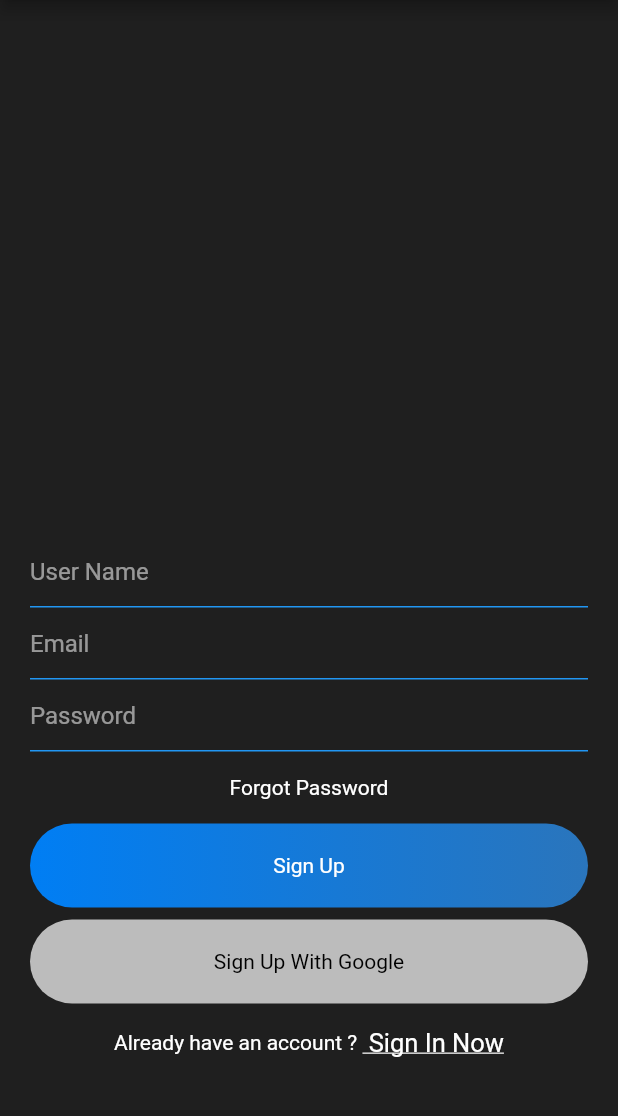
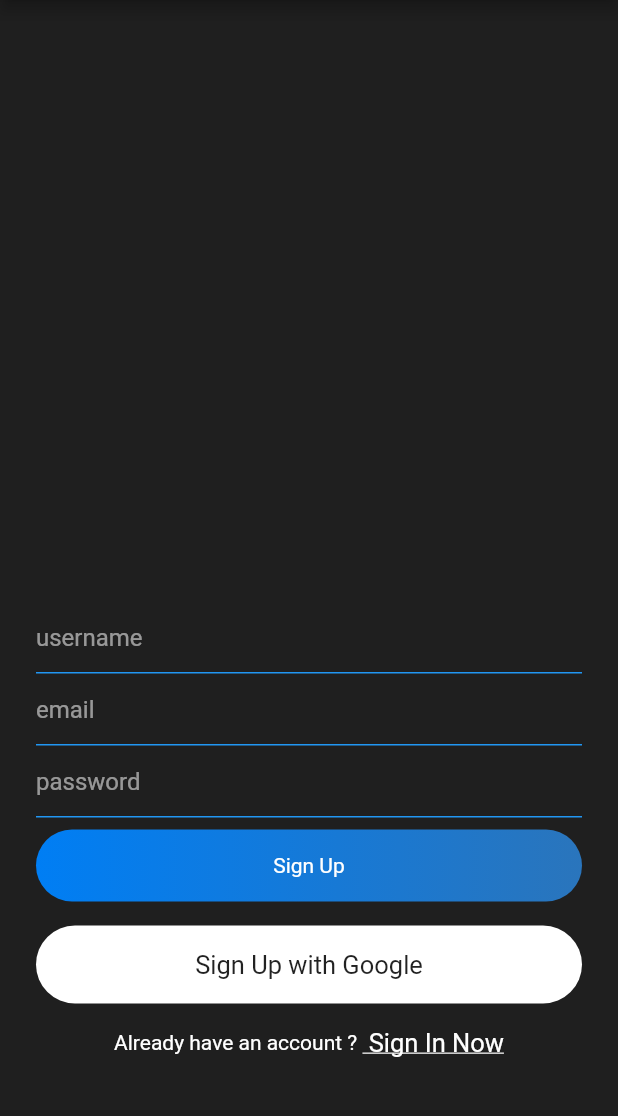
Before and after one commit to robinGiri/ChitCHAT_Flutter, a Flutter app: the screen it shows after launch, after a tap on "Sign In", after a tap on "Register now", on a phone screen of 412 x 824 dp, the part 84-1200 px from its top. Run offline on Flutter 3.47's test engine with Material 2 defaults, Android fonts, the phone set to English and light mode, and no system bars; our stand-ins replace cloud_firestore, firebase_auth, shared_preferences; accounts and stored records are empty.

Commit message:
refactor sign in and sign up

```diff
--- a/lib/views/login.dart
+++ b/lib/views/login.dart
@@ -1,7 +1,9 @@
 import 'package:chatApp/helper/helperFunction.dart';
-import 'package:chatApp/modal/database.dart';
+import 'package:chatApp/helper/thame.dart';
+import 'package:chatApp/services/database.dart';
 import 'package:chatApp/services/auth.dart';
 import 'package:chatApp/views/chatRoom.dart';
+import 'package:chatApp/views/forgetPassword.dart';
 import 'package:cloud_firestore/cloud_firestore.dart';
 import 'package:flutter/material.dart';
 import 'package:chatApp/widget/widget.dart';
@@ -18,34 +20,36 @@ class _LoginState extends State<Login> {
   bool isLoading = false;
   AuthMethods authMethods = new AuthMethods();
   Database database = new Database();
-  QuerySnapshot userInfoSnapshot;
-
   TextEditingController emailTEC = new TextEditingController();
   TextEditingController passwordTEC = new TextEditingController();
   final formKey = GlobalKey<FormState>();
 
-  signIn() {
+  signIn() async {
     if (formKey.currentState.validate()) {
       setState(() {
         isLoading = true;
       });
 
-      database.getUserByEmail(emailTEC.text).then((val) {
-        userInfoSnapshot = val;
-        HelperFunction.saveEmail(userInfoSnapshot.documents[0].data["name"]);
+      await authMethods
+          .signInWithEmail(emailTEC.text, passwordTEC.text)
+          .then((result) async {
+        if (result != null) {
+          QuerySnapshot userInfoSnapshot =
+              await database.getUserByEmail(emailTEC.text);
+
+          HelperFunction.saveLoggedInUser(true);
+          HelperFunction.saveUserName(
+              userInfoSnapshot.documents[0].data["userName"]);
+          HelperFunction.saveEmail(
+              userInfoSnapshot.documents[0].data["userEmail"]);
+
+          Navigator.pushReplacement(
+              context, MaterialPageRoute(builder: (context) => ChatRoom()));
+        } else {
+          setState(() {
+            isLoading = false;
+            //show snackbar
           });
-
-      authMethods
-          .signInWithEmail(emailTEC.text, passwordTEC.text)
-          .then((value) {
-        if (value != null) {
-          HelperFunction.saveLoggedInUser(true);
-          Navigator.pushReplacement(
-            context,
-            MaterialPageRoute(
-              builder: (context) => ChatRoom(),
-            ),
-          );
         }
       });
     }
@@ -55,13 +59,15 @@ class _LoginState extends State<Login> {
   Widget build(BuildContext context) {
     return Scaffold(
       appBar: appBarMain(context),
-      body: Container(
-        alignment: Alignment.bottomCenter,
-        child: Container(
-          padding: EdgeInsets.symmetric(horizontal: 20),
+      body: isLoading
+          ? Container(
+              child: Center(child: CircularProgressIndicator()),
+            )
+          : Container(
+              padding: EdgeInsets.symmetric(horizontal: 24),
               child: Column(
-            mainAxisSize: MainAxisSize.min,
                 children: [
+                  Spacer(),
                   Form(
                     key: formKey,
                     child: Column(
@@ -77,82 +83,108 @@ class _LoginState extends State<Login> {
                           },
                           controller: emailTEC,
                           style: simpleTextStyle(),
-                      decoration: textFieldInputDecoration('Email'),
+                          decoration: textFieldInputDecoration("email"),
                         ),
                         TextFormField(
                           obscureText: true,
                           validator: (val) {
-                        return val.isEmpty || val.length < 6
-                            ? "Please Enter Password Greater Than 6 Length"
-                            : null;
+                            return val.length > 6
+                                ? null
+                                : "Enter Password 6+ characters";
                           },
+                          style: simpleTextStyle(),
                           controller: passwordTEC,
-                      style: simpleTextStyle(),
-                      decoration: textFieldInputDecoration('Password'),
+                          decoration: textFieldInputDecoration("password"),
                         ),
                       ],
                     ),
                   ),
-              SizedBox(height: 8),
-              Container(
-                padding: EdgeInsets.symmetric(horizontal: 16, vertical: 8),
-                child: Text('Forgot Password', style: simpleTextStyle()),
+                  SizedBox(
+                    height: 16,
                   ),
-              SizedBox(height: 8),
+                  Row(
+                    mainAxisAlignment: MainAxisAlignment.end,
+                    children: [
+                      GestureDetector(
+                        onTap: () {
+                          Navigator.push(
+                              context,
+                              MaterialPageRoute(
+                                  builder: (context) => ForgotPassword()));
+                        },
+                        child: Container(
+                            padding: EdgeInsets.symmetric(
+                                horizontal: 16, vertical: 8),
+                            child: Text(
+                              "Forgot Password?",
+                              style: simpleTextStyle(),
+                            )),
+                      )
+                    ],
+                  ),
+                  SizedBox(height: 16),
                   GestureDetector(
                     onTap: () {
                       signIn();
                     },
                     child: Container(
-                  alignment: Alignment.center,
+                      padding: EdgeInsets.symmetric(vertical: 16),
+                      decoration: BoxDecoration(
+                          borderRadius: BorderRadius.circular(30),
+                          gradient: LinearGradient(
+                            colors: [
+                              const Color(0xff007EF4),
+                              const Color(0xff2A75BC)
+                            ],
+                          )),
                       width: MediaQuery.of(context).size.width,
-                  padding: EdgeInsets.symmetric(vertical: 20),
-                  decoration: BoxDecoration(
-                      gradient: LinearGradient(colors: [
-                        const Color(0xff007ef4),
-                        const Color(0xff2A75BC)
-                      ]),
-                      borderRadius: BorderRadius.circular(30)),
-                  child: Text('Sign In', style: simpleTextStyle()),
-                ),
-              ),
-              SizedBox(height: 8),
-              Container(
-                alignment: Alignment.center,
-                width: MediaQuery.of(context).size.width,
-                padding: EdgeInsets.symmetric(vertical: 20),
-                decoration: BoxDecoration(
-                    color: Colors.white70,
-                    borderRadius: BorderRadius.circular(30)),
                       child: Text(
-                  'Sign In With Google',
-                  style: TextStyle(
-                    color: Colors.black,
+                        "Sign In",
+                        style: simpleTextStyle(),
+                        textAlign: TextAlign.center,
                       ),
                     ),
                   ),
-              SizedBox(height: 8),
-              Row(mainAxisAlignment: MainAxisAlignment.center, children: [
-                Text("Don't have an account ? ", style: simpleTextStyle()),
+                  SizedBox(height: 16),
+                  Container(
+                    padding: EdgeInsets.symmetric(vertical: 16),
+                    decoration: BoxDecoration(
+                        borderRadius: BorderRadius.circular(30),
+                        color: Colors.white),
+                    width: MediaQuery.of(context).size.width,
+                    child: Text(
+                      "Sign In with Google",
+                      style:
+                          TextStyle(fontSize: 17, color: CustomTheme.textColor),
+                      textAlign: TextAlign.center,
+                    ),
+                  ),
+                  SizedBox(
+                    height: 16,
+                  ),
+                  Row(
+                    mainAxisAlignment: MainAxisAlignment.center,
+                    children: [
+                      Text(
+                        "Don't have account? ",
+                        style: simpleTextStyle(),
+                      ),
                       GestureDetector(
                         onTap: () {
                           widget.toggleView();
                         },
-                  child: Container(
-                    padding: EdgeInsets.symmetric(vertical: 8),
                         child: Text(
-                      ' Register now',
+                          "Register now",
                           style: TextStyle(
                               color: Colors.white,
-                          fontSize: 17,
+                              fontSize: 16,
                               decoration: TextDecoration.underline),
                         ),
                       ),
-                ),
-              ]),
-              SizedBox(height: 55),
                     ],
                   ),
+                  SizedBox(height: 55)
+                ],
               ),
             ),
     );
--- a/lib/views/signup.dart
+++ b/lib/views/signup.dart
@@ -1,5 +1,6 @@
 import 'package:chatApp/helper/helperFunction.dart';
-import 'package:chatApp/modal/database.dart';
+import 'package:chatApp/helper/thame.dart';
+import 'package:chatApp/services/database.dart';
 import 'package:chatApp/services/auth.dart';
 import 'package:chatApp/views/chatRoom.dart';
 import 'package:flutter/material.dart';
@@ -24,28 +25,28 @@ class _SignupState extends State<Signup> {
 
   singUp() async {
     if (formKey.currentState.validate()) {
-      Map<String, String> userInforMap = {
-        "name": userNameTEC.text,
-        "email": emailTEC.text
-      };
-
-      HelperFunction.saveUserName(userNameTEC.text);
-      HelperFunction.saveEmail(userNameTEC.text);
-
       setState(() {
         isLoading = true;
       });
-      authMethods
+
+      await authMethods
           .signUpWithEmail(emailTEC.text, passwordTEC.text)
-          .then((value) {
-        database.uploadUserInfo(userInforMap);
+          .then((result) {
+        if (result != null) {
+          Map<String, String> userDataMap = {
+            "userName": userNameTEC.text,
+            "userEmail": emailTEC.text
+          };
+
+          database.uploadUserInfo(userDataMap);
+
           HelperFunction.saveLoggedInUser(true);
+          HelperFunction.saveUserName(userNameTEC.text);
+          HelperFunction.saveEmail(emailTEC.text);
+
           Navigator.pushReplacement(
-          context,
-          MaterialPageRoute(
-            builder: (context) => ChatRoom(),
-          ),
-        );
+              context, MaterialPageRoute(builder: (context) => ChatRoom()));
+        }
       });
     }
   }
@@ -61,58 +62,49 @@ class _SignupState extends State<Signup> {
               ),
             )
           : Container(
-              alignment: Alignment.bottomCenter,
-              child: Container(
-                padding: EdgeInsets.symmetric(horizontal: 20),
+              padding: EdgeInsets.symmetric(horizontal: 24),
               child: Column(
-                  mainAxisSize: MainAxisSize.min,
                 children: [
+                  Spacer(),
                   Form(
                     key: formKey,
                     child: Column(
                       children: [
                         TextFormField(
+                          style: simpleTextStyle(),
+                          controller: userNameTEC,
                           validator: (val) {
-                              return val.isEmpty || val.length < 2
-                                  ? "Please Enter Your Name"
+                            return val.isEmpty || val.length < 3
+                                ? "Enter Username 3+ characters"
                                 : null;
                           },
-                            controller: userNameTEC,
-                            style: simpleTextStyle(),
-                            decoration: textFieldInputDecoration('User Name'),
+                          decoration: textFieldInputDecoration("username"),
                         ),
                         TextFormField(
-                            validator: (val) {
-                              Pattern pattern =
-                                  r'^(([^<>()[\]\\.,;:\s@\"]+(\.[^<>()[\]\\.,;:\s@\"]+)*)|(\".+\"))@((\[[0-9]{1,3}\.[0-9]{1,3}\.[0-9]{1,3}\.[0-9]{1,3}\])|(([a-zA-Z\-0-9]+\.)+[a-zA-Z]{2,}))$';
-                              RegExp regex = new RegExp(pattern);
-                              return regex.hasMatch(val)
-                                  ? null
-                                  : "Please Enter Valid Email";
-                            },
                           controller: emailTEC,
                           style: simpleTextStyle(),
-                            decoration: textFieldInputDecoration('Email'),
+                          validator: (val) {
+                            return RegExp(
+                                        r"^[a-zA-Z0-9.a-zA-Z0-9.!#$%&'*+-/=?^_`{|}~]+@[a-zA-Z0-9]+\.[a-zA-Z]+")
+                                    .hasMatch(val)
+                                ? null
+                                : "Enter correct email";
+                          },
+                          decoration: textFieldInputDecoration("email"),
                         ),
                         TextFormField(
                           obscureText: true,
+                          style: simpleTextStyle(),
+                          decoration: textFieldInputDecoration("password"),
+                          controller: passwordTEC,
                           validator: (val) {
-                              return val.isEmpty || val.length < 6
+                            return val.length < 6
                                 ? "Please Enter Password Greater Than 6 Length"
                                 : null;
                           },
-                            controller: passwordTEC,
-                            style: simpleTextStyle(),
-                            decoration: textFieldInputDecoration('Password'),
                         ),
                       ],
                     ),
-                    ),
-                    SizedBox(height: 8),
-                    Container(
-                      padding:
-                          EdgeInsets.symmetric(horizontal: 16, vertical: 8),
-                      child: Text('Forgot Password', style: simpleTextStyle()),
                   ),
                   SizedBox(height: 8),
                   GestureDetector(
@@ -120,31 +112,36 @@ class _SignupState extends State<Signup> {
                       singUp();
                     },
                     child: Container(
-                        alignment: Alignment.center,
-                        width: MediaQuery.of(context).size.width,
-                        padding: EdgeInsets.symmetric(vertical: 20),
+                      padding: EdgeInsets.symmetric(vertical: 16),
                       decoration: BoxDecoration(
-                            gradient: LinearGradient(colors: [
-                              const Color(0xff007ef4),
+                        borderRadius: BorderRadius.circular(30),
+                        gradient: LinearGradient(
+                          colors: [
+                            const Color(0xff007EF4),
                             const Color(0xff2A75BC)
-                            ]),
-                            borderRadius: BorderRadius.circular(30)),
-                        child: Text('Sign Up', style: simpleTextStyle()),
+                          ],
                         ),
                       ),
-                    SizedBox(height: 8),
+                      width: MediaQuery.of(context).size.width,
+                      child: Text(
+                        "Sign Up",
+                        style: simpleTextStyle(),
+                        textAlign: TextAlign.center,
+                      ),
+                    ),
+                  ),
+                  SizedBox(height: 16),
                   Container(
-                      alignment: Alignment.center,
+                    padding: EdgeInsets.symmetric(vertical: 16),
+                    decoration: BoxDecoration(
+                        borderRadius: BorderRadius.circular(30),
+                        color: Colors.white),
                     width: MediaQuery.of(context).size.width,
-                      padding: EdgeInsets.symmetric(vertical: 20),
-                      decoration: BoxDecoration(
-                          color: Colors.white70,
-                          borderRadius: BorderRadius.circular(30)),
                     child: Text(
-                        'Sign Up With Google',
-                        style: TextStyle(
-                          color: Colors.black,
-                        ),
+                      "Sign Up with Google",
+                      style:
+                          TextStyle(fontSize: 17, color: CustomTheme.textColor),
+                      textAlign: TextAlign.center,
                     ),
                   ),
                   SizedBox(height: 8),
@@ -171,7 +168,6 @@ class _SignupState extends State<Signup> {
                 ],
               ),
             ),
-            ),
     );
   }
 }
```
Lines whose indentation alone changed are shown as unchanged.
